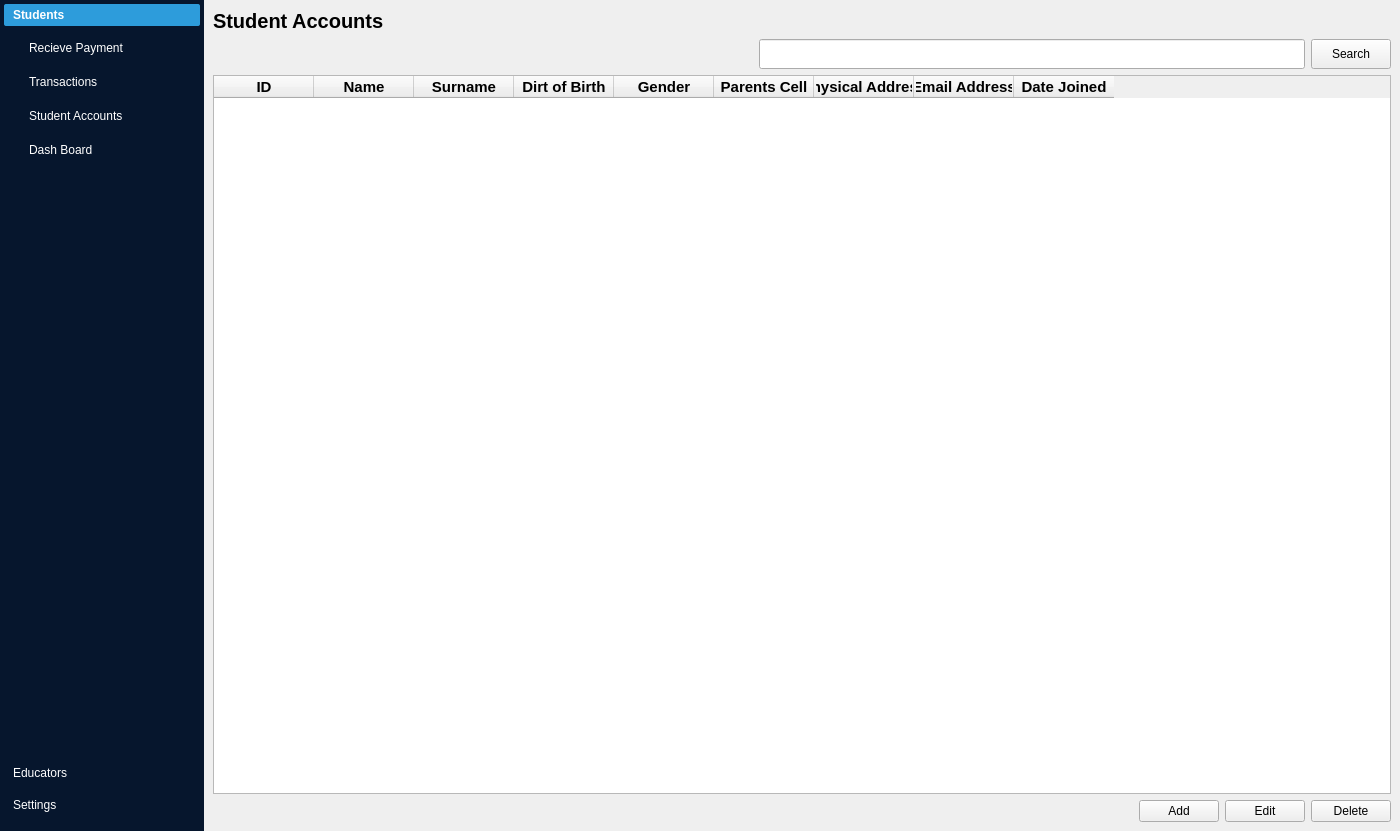
First picture: the form in ui/main_window.ui, repository regisgambiza/schoolmanager, before the edit.
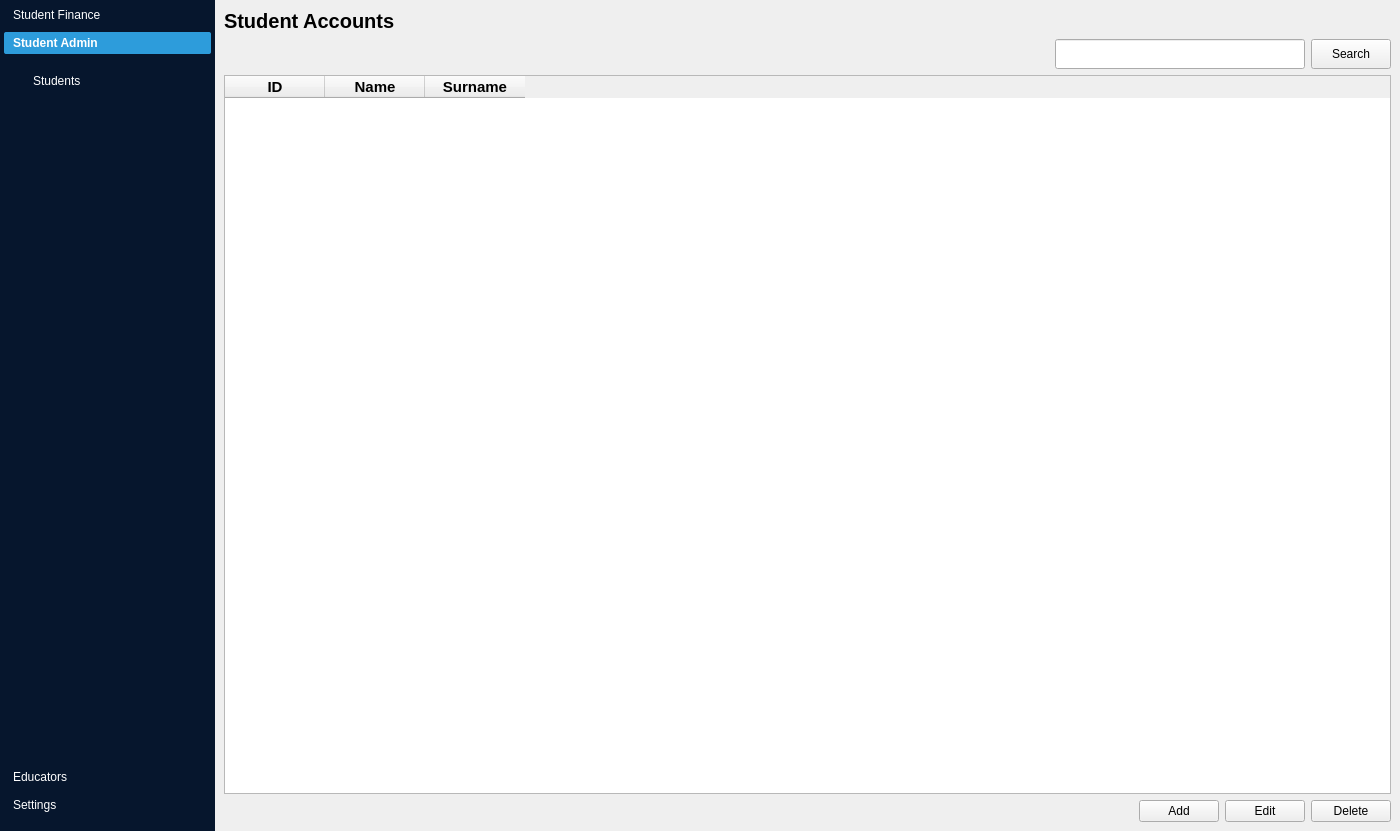
Second picture: the form after the edit. The open tabs and pages were chosen to show the change. Icons and pictures are not drawn.

```diff
--- a/ui/main_window.ui
+++ b/ui/main_window.ui
@@ -117,15 +117,15 @@
            <number>0</number>
           </property>
           <property name="tabSpacing">
-           <number>10</number>
+           <number>6</number>
           </property>
           <widget class="QWidget" name="students_page">
            <property name="geometry">
             <rect>
              <x>0</x>
              <y>0</y>
-             <width>299</width>
-             <height>710</height>
+             <width>182</width>
+             <height>692</height>
             </rect>
            </property>
            <attribute name="icon">
@@ -133,7 +133,7 @@
              <normaloff>:/icon/icon/home-4-48 (2).ico</normaloff>:/icon/icon/home-4-48 (2).ico</iconset>
            </attribute>
            <attribute name="label">
-            <string>Students</string>
+            <string>Student Finance</string>
            </attribute>
            <layout class="QVBoxLayout" name="verticalLayout">
             <property name="spacing">
@@ -161,7 +161,7 @@
             <item>
              <widget class="QPushButton" name="pushButton_7">
               <property name="text">
-               <string>Transactions</string>
+               <string>Payments Received</string>
               </property>
              </widget>
             </item>
@@ -172,13 +172,6 @@
               </property>
              </widget>
             </item>
-            <item>
-             <widget class="QPushButton" name="pushButton_9">
-              <property name="text">
-               <string>Dash Board</string>
-              </property>
-             </widget>
-            </item>
             <item>
              <spacer name="verticalSpacer">
               <property name="orientation">
@@ -194,13 +187,40 @@
             </item>
            </layout>
           </widget>
+          <widget class="QWidget" name="Student_admin">
+           <attribute name="label">
+            <string>Student Admin</string>
+           </attribute>
+           <layout class="QVBoxLayout" name="verticalLayout_27">
+            <item>
+             <widget class="QPushButton" name="pushButton_15">
+              <property name="text">
+               <string>Students</string>
+              </property>
+             </widget>
+            </item>
+            <item>
+             <spacer name="verticalSpacer_9">
+              <property name="orientation">
+               <enum>Qt::Vertical</enum>
+              </property>
+              <property name="sizeHint" stdset="0">
+               <size>
+                <width>20</width>
+                <height>639</height>
+               </size>
+              </property>
+             </spacer>
+            </item>
+           </layout>
+          </widget>
           <widget class="QWidget" name="educators_page">
            <property name="geometry">
             <rect>
              <x>0</x>
              <y>0</y>
-             <width>299</width>
-             <height>710</height>
+             <width>182</width>
+             <height>692</height>
             </rect>
            </property>
            <attribute name="icon">
@@ -274,8 +294,8 @@
             <rect>
              <x>0</x>
              <y>0</y>
-             <width>299</width>
-             <height>710</height>
+             <width>182</width>
+             <height>692</height>
             </rect>
            </property>
            <attribute name="icon">
@@ -347,7 +367,7 @@
         <item row="0" column="0">
          <widget class="QStackedWidget" name="stackedWidget">
           <property name="currentIndex">
-           <number>3</number>
+           <number>2</number>
           </property>
           <widget class="QWidget" name="all_transactions_page">
            <layout class="QVBoxLayout" name="verticalLayout_4">
@@ -387,6 +407,12 @@
                   <height>30</height>
                  </size>
                 </property>
+                <property name="maximumSize">
+                 <size>
+                  <width>250</width>
+                  <height>16777215</height>
+                 </size>
+                </property>
                </widget>
               </item>
               <item>
@@ -412,6 +438,11 @@
                 <verstretch>0</verstretch>
                </sizepolicy>
               </property>
+              <column>
+               <property name="text">
+                <string>Student ID</string>
+               </property>
+              </column>
               <column>
                <property name="text">
                 <string>Date</string>
@@ -485,23 +516,10 @@
           </widget>
           <widget class="QWidget" name="addstudent_page">
            <layout class="QVBoxLayout" name="verticalLayout_10">
-            <item>
-             <widget class="QLabel" name="label_24">
-              <property name="font">
-               <font>
-                <pointsize>15</pointsize>
-                <bold>true</bold>
-               </font>
-              </property>
-              <property name="text">
-               <string>Add Student</string>
-              </property>
-             </widget>
-            </item>
             <item>
              <layout class="QHBoxLayout" name="horizontalLayout_3">
               <item>
-               <spacer name="horizontalSpacer">
+               <spacer name="horizontalSpacer_3">
                 <property name="orientation">
                  <enum>Qt::Horizontal</enum>
                 </property>
@@ -515,6 +533,19 @@
               </item>
               <item>
                <layout class="QVBoxLayout" name="verticalLayout_8">
+                <item>
+                 <widget class="QLabel" name="label_24">
+                  <property name="font">
+                   <font>
+                    <pointsize>15</pointsize>
+                    <bold>true</bold>
+                   </font>
+                  </property>
+                  <property name="text">
+                   <string>Add Student</string>
+                  </property>
+                 </widget>
+                </item>
                 <item>
                  <layout class="QHBoxLayout" name="horizontalLayout_2">
                   <item>
@@ -686,7 +717,7 @@
                </layout>
               </item>
               <item>
-               <spacer name="horizontalSpacer_3">
+               <spacer name="horizontalSpacer">
                 <property name="orientation">
                  <enum>Qt::Horizontal</enum>
                 </property>
@@ -708,7 +739,7 @@
               <property name="sizeHint" stdset="0">
                <size>
                 <width>20</width>
-                <height>60</height>
+                <height>485</height>
                </size>
               </property>
              </spacer>
@@ -721,19 +752,22 @@
              <widget class="QLabel" name="label_3">
               <property name="font">
                <font>
-                <pointsize>15</pointsize>
+                <pointsize>30</pointsize>
                 <bold>true</bold>
                </font>
               </property>
               <property name="text">
                <string>Student's Name</string>
               </property>
+              <property name="alignment">
+               <set>Qt::AlignCenter</set>
+              </property>
              </widget>
             </item>
             <item>
              <widget class="QTabWidget" name="tabWidget_2">
               <property name="currentIndex">
-               <number>0</number>
+               <number>1</number>
               </property>
               <widget class="QWidget" name="tab_3">
                <attribute name="title">
@@ -761,21 +795,11 @@
                     <string>Transaction #</string>
                    </property>
                   </column>
-                  <column>
-                   <property name="text">
-                    <string>Description</string>
-                   </property>
-                  </column>
                   <column>
                    <property name="text">
                     <string>Amount Paid</string>
                    </property>
                   </column>
-                  <column>
-                   <property name="text">
-                    <string>Amount Owing</string>
-                   </property>
-                  </column>
                  </widget>
                 </item>
                </layout>
@@ -784,6 +808,11 @@
                <attribute name="title">
                 <string>Biographical Details</string>
                </attribute>
+               <layout class="QVBoxLayout" name="verticalLayout_28">
+                <item>
+                 <widget class="QListWidget" name="listWidget"/>
+                </item>
+               </layout>
               </widget>
              </widget>
             </item>
@@ -846,6 +875,13 @@
                       </property>
                      </widget>
                     </item>
+                    <item>
+                     <widget class="QLabel" name="label_13">
+                      <property name="text">
+                       <string>Payment Type</string>
+                      </property>
+                     </widget>
+                    </item>
                     <item>
                      <widget class="QLabel" name="label_16">
                       <property name="text">
@@ -896,6 +932,26 @@
                       </property>
                      </widget>
                     </item>
+                    <item>
+                     <widget class="QComboBox" name="comboBox">
+                      <property name="minimumSize">
+                       <size>
+                        <width>0</width>
+                        <height>30</height>
+                       </size>
+                      </property>
+                      <item>
+                       <property name="text">
+                        <string>School Fees</string>
+                       </property>
+                      </item>
+                      <item>
+                       <property name="text">
+                        <string>Library Fees</string>
+                       </property>
+                      </item>
+                     </widget>
+                    </item>
                     <item>
                      <widget class="QLineEdit" name="lineEdit_2">
                       <property name="minimumSize">
@@ -1004,6 +1060,12 @@
                   <height>30</height>
                  </size>
                 </property>
+                <property name="maximumSize">
+                 <size>
+                  <width>250</width>
+                  <height>16777215</height>
+                 </size>
+                </property>
                </widget>
               </item>
               <item>
@@ -1056,72 +1118,6 @@
                 </font>
                </property>
               </column>
-              <column>
-               <property name="text">
-                <string>Dirt of Birth</string>
-               </property>
-               <property name="font">
-                <font>
-                 <pointsize>11</pointsize>
-                 <bold>true</bold>
-                </font>
-               </property>
-              </column>
-              <column>
-               <property name="text">
-                <string>Gender</string>
-               </property>
-               <property name="font">
-                <font>
-                 <pointsize>11</pointsize>
-                 <bold>true</bold>
-                </font>
-               </property>
-              </column>
-              <column>
-               <property name="text">
-                <string>Parents Cell</string>
-               </property>
-               <property name="font">
-                <font>
-                 <pointsize>11</pointsize>
-                 <bold>true</bold>
-                </font>
-               </property>
-              </column>
-              <column>
-               <property name="text">
-                <string>Physical Address</string>
-               </property>
-               <property name="font">
-                <font>
-                 <pointsize>11</pointsize>
-                 <bold>true</bold>
-                </font>
-               </property>
-              </column>
-              <column>
-               <property name="text">
-                <string>Email Address</string>
-               </property>
-               <property name="font">
-                <font>
-                 <pointsize>11</pointsize>
-                 <bold>true</bold>
-                </font>
-               </property>
-              </column>
-              <column>
-               <property name="text">
-                <string>Date Joined</string>
-               </property>
-               <property name="font">
-                <font>
-                 <pointsize>11</pointsize>
-                 <bold>true</bold>
-                </font>
-               </property>
-              </column>
              </widget>
             </item>
             <item>
```
